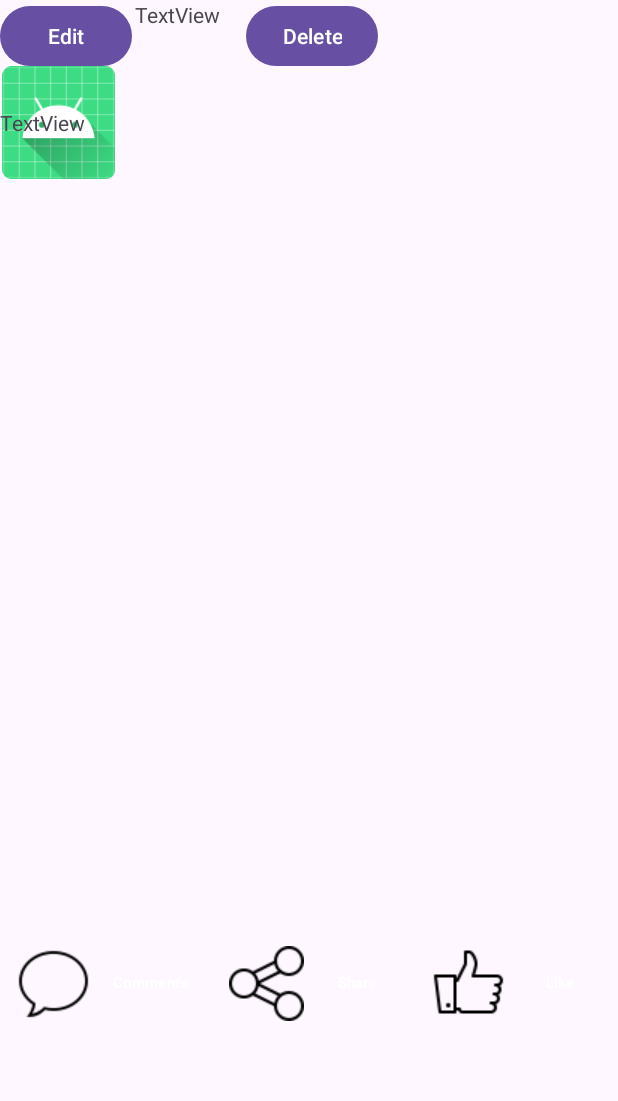
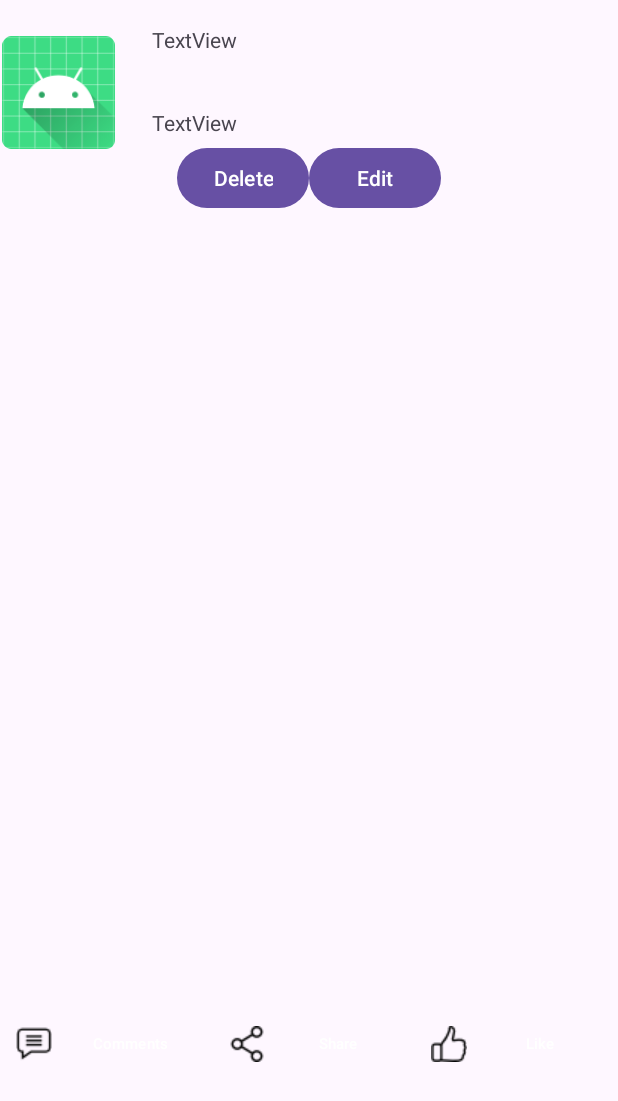
Before and after one commit to yuvalbarak8/Feed, an Android app: the layout feed_post_layout.xml on its own in the app's theme, with its tools: preview values and no code run, on a phone screen of 412 x 824 dp. Shown: the top 1101 px of the screen. Run offline under Robolectric (Android 15) with nearby library versions, the phone set to English and light mode, and no system bars.

Commit message:
style push

```diff
--- a/app/src/main/java/com/example/fakebook/FeedActivity.java
+++ b/app/src/main/java/com/example/fakebook/FeedActivity.java
@@ -5,6 +5,7 @@ import android.app.AlertDialog;
 import android.content.DialogInterface;
 import android.content.Intent;
 import android.graphics.Bitmap;
+import android.graphics.drawable.BitmapDrawable;
 import android.net.Uri;
 import android.os.Bundle;
 import android.provider.MediaStore;
--- a/app/src/main/java/com/example/fakebook/Post.java
+++ b/app/src/main/java/com/example/fakebook/Post.java
@@ -1,6 +1,7 @@
 package com.example.fakebook;
 
 import android.graphics.Bitmap;
+import android.graphics.drawable.BitmapDrawable;
 
 import java.util.ArrayList;
 import java.util.List;
@@ -11,6 +12,7 @@ public class Post {
     private String when_posted;
     private int profile_image;
     private Bitmap post_image;
+    ;
     private List<Comment> comments;
 
     public Post(String content, String when_posted, int profile_image, Bitmap post_image) {
--- /dev/null
+++ b/app/src/main/res/drawable/button_background.xml
@@ -0,0 +1,5 @@
+<shape xmlns:android="http://schemas.android.com/apk/res/android"
+    android:shape="rectangle">
+    <solid android:color="#D3D3D3"/><!-- Button background color -->
+    <corners android:radius="0dp"/> <!-- Defines the corner radius -->
+</shape>
--- a/app/src/main/res/layout/feed_post_layout.xml
+++ b/app/src/main/res/layout/feed_post_layout.xml
@@ -10,7 +10,7 @@
         android:id="@+id/feed_post_profile_img"
         android:layout_width="78dp"
         android:layout_height="75dp"
-        android:layout_marginTop="44dp"
+        android:layout_marginTop="24dp"
         app:layout_constraintEnd_toEndOf="parent"
         app:layout_constraintHorizontal_bias="0.0"
         app:layout_constraintStart_toStartOf="parent"
@@ -19,91 +19,49 @@
 
     <TextView
         android:id="@+id/feed_post_name"
-        android:layout_width="match_parent"
-        android:layout_height="35dp"
+        android:layout_width="277dp"
+        android:layout_height="38dp"
         android:layout_marginTop="72dp"
         android:text="TextView"
         app:layout_constraintEnd_toEndOf="parent"
-        app:layout_constraintHorizontal_bias="0.0"
+        app:layout_constraintHorizontal_bias="0.753"
         app:layout_constraintStart_toStartOf="parent"
         app:layout_constraintTop_toTopOf="parent" />
 
+
     <EditText
         android:id="@+id/editPost"
-        android:layout_width="match_parent"
-        android:layout_height="wrap_content"
-        android:layout_marginTop="32dp"
+        android:layout_width="272dp"
+        android:layout_height="48dp"
         android:background="@android:color/transparent"
         android:text="edit"
         android:textStyle="normal"
-        android:visibility="gone"
-        app:layout_constraintTop_toBottomOf="@+id/feed_post_name"
-        tools:layout_editor_absoluteX="0dp" />
-
-    <Button
-        android:id="@+id/cancel_edit"
-        android:layout_width="wrap_content"
-        android:layout_height="wrap_content"
-        android:layout_marginTop="23dp"
-        android:text="Cancel"
-        android:visibility="gone"
-        app:layout_constraintBottom_toTopOf="@+id/feed_post_img"
-        app:layout_constraintEnd_toStartOf="@+id/save_edit"
-        app:layout_constraintStart_toStartOf="parent"
-        app:layout_constraintTop_toBottomOf="@+id/editPost"
-        app:layout_constraintVertical_bias="0.0" />
-
-    <Button
-        android:id="@+id/save_edit"
-        android:layout_width="wrap_content"
-        android:layout_height="wrap_content"
-        android:layout_marginTop="23dp"
-        android:text="Save"
-        android:visibility="gone"
-        app:layout_constraintBottom_toTopOf="@+id/feed_post_img"
-        app:layout_constraintTop_toBottomOf="@+id/editPost"
-        app:layout_constraintVertical_bias="0.0"
-        tools:layout_editor_absoluteX="130dp" />
-
-    <Button
-        android:id="@+id/edit_btn"
-        android:layout_width="wrap_content"
-        android:layout_height="wrap_content"
-        android:text="Edit"
-        tools:layout_editor_absoluteX="195dp"
-        tools:layout_editor_absoluteY="27dp" />
-
-    <Button
-        android:id="@+id/delete_post_btn"
-        android:layout_width="wrap_content"
-        android:layout_height="wrap_content"
-        android:layout_marginEnd="160dp"
-        android:text="Delete"
+        app:layout_constraintBottom_toTopOf="@+id/linearLayout3"
         app:layout_constraintEnd_toEndOf="parent"
-        tools:layout_editor_absoluteY="27dp" />
+        app:layout_constraintStart_toEndOf="@+id/feed_post_profile_img"
+        app:layout_constraintTop_toBottomOf="@+id/feed_post_when"
+        android:visibility="gone"/>
 
     <TextView
         android:id="@+id/feed_post_when"
-        android:layout_width="322dp"
-        android:layout_height="40dp"
-        android:layout_marginStart="16dp"
-        android:layout_marginTop="8dp"
+        android:layout_width="287dp"
+        android:layout_height="39dp"
         android:text="TextView"
+        app:layout_constraintBottom_toTopOf="@+id/feed_post_name"
         app:layout_constraintEnd_toEndOf="parent"
-        app:layout_constraintHorizontal_bias="1.0"
-        app:layout_constraintStart_toStartOf="parent" />
-
+        app:layout_constraintStart_toEndOf="@+id/feed_post_profile_img"
+        app:layout_constraintTop_toTopOf="parent" />
 
     <ImageView
         android:id="@+id/feed_post_img"
-        android:layout_width="355dp"
-        android:layout_height="230dp"
+        android:layout_width="800px"
+        android:layout_height="800px"
         android:scaleType="fitXY"
         app:layout_constraintBottom_toBottomOf="parent"
         app:layout_constraintEnd_toEndOf="parent"
         app:layout_constraintStart_toStartOf="parent"
         app:layout_constraintTop_toTopOf="@id/feed_post_when"
-        app:layout_constraintVertical_bias="0.552" />
+        app:layout_constraintVertical_bias="0.401" />
 
     <LinearLayout
         android:id="@+id/linearLayout"
@@ -112,8 +70,8 @@
         android:orientation="horizontal"
         app:layout_constraintBottom_toBottomOf="parent"
         app:layout_constraintTop_toBottomOf="@+id/feed_post_img"
-        app:layout_constraintVertical_bias="0.334"
-        tools:layout_editor_absoluteX="0dp">
+        app:layout_constraintVertical_bias="0.0"
+        tools:layout_editor_absoluteX="1dp">
 
         <Button
             android:id="@+id/comments_btn"
@@ -122,7 +80,7 @@
             android:layout_margin="5dp"
             android:layout_weight="1"
             android:background="@android:color/transparent"
-            android:drawableLeft="@drawable/comment"
+            android:drawableLeft="@drawable/comment1"
             android:drawablePadding="5dp"
             android:focusable="false"
             android:padding="5dp"
@@ -149,7 +107,7 @@
             android:layout_margin="5dp"
             android:layout_weight="1"
             android:background="@android:color/transparent"
-            android:drawableLeft="@drawable/like2"
+            android:drawableLeft="@drawable/like"
             android:drawablePadding="5dp"
             android:focusable="false"
             android:padding="5dp"
@@ -199,4 +157,44 @@
             android:layout_margin="5dp"
             android:layout_weight="1" />
     </LinearLayout>
+
+    <LinearLayout
+        android:id="@+id/linearLayout3"
+        android:layout_width="match_parent"
+        android:layout_height="wrap_content"
+        android:gravity="center"
+        android:orientation="horizontal"
+        app:layout_constraintBottom_toTopOf="@+id/feed_post_img"
+        app:layout_constraintEnd_toEndOf="parent"
+        app:layout_constraintStart_toStartOf="parent"
+        app:layout_constraintTop_toBottomOf="@+id/feed_post_name">
+
+        <Button
+            android:id="@+id/delete_post_btn"
+            android:layout_width="wrap_content"
+            android:layout_height="wrap_content"
+            android:text="Delete"
+            app:layout_constraintEnd_toEndOf="parent"
+            tools:layout_editor_absoluteY="119dp" />
+
+        <Button
+            android:id="@+id/save_edit"
+            android:layout_width="wrap_content"
+            android:layout_height="wrap_content"
+            android:text="Save"
+            android:visibility="gone"/>
+
+
+        <Button
+            android:id="@+id/cancel_edit"
+            android:layout_width="wrap_content"
+            android:layout_height="wrap_content"
+            android:text="Cancel"
+            android:visibility="gone"/>
+        <Button
+            android:id="@+id/edit_btn"
+            android:layout_width="wrap_content"
+            android:layout_height="wrap_content"
+            android:text="Edit"/>
+    </LinearLayout>
 </androidx.constraintlayout.widget.ConstraintLayout>
--- a/build.gradle.kts
+++ b/build.gradle.kts
@@ -1,4 +1,4 @@
 // Top-level build file where you can add configuration options common to all sub-projects/modules.
 plugins {
-    id("com.android.application") version "8.2.1" apply false
+    id("com.android.application") version "8.2.2" apply false
 }
```
Also changed, not shown: app/src/main/res/layout/activity_feed.xml (+18 -19 lines), app/src/main/res/layout/activity_main.xml (+9 -18 lines), app/src/main/res/drawable/comment1.png (added), app/src/main/res/drawable/like.png (added), app/src/main/res/drawable/share.png.
